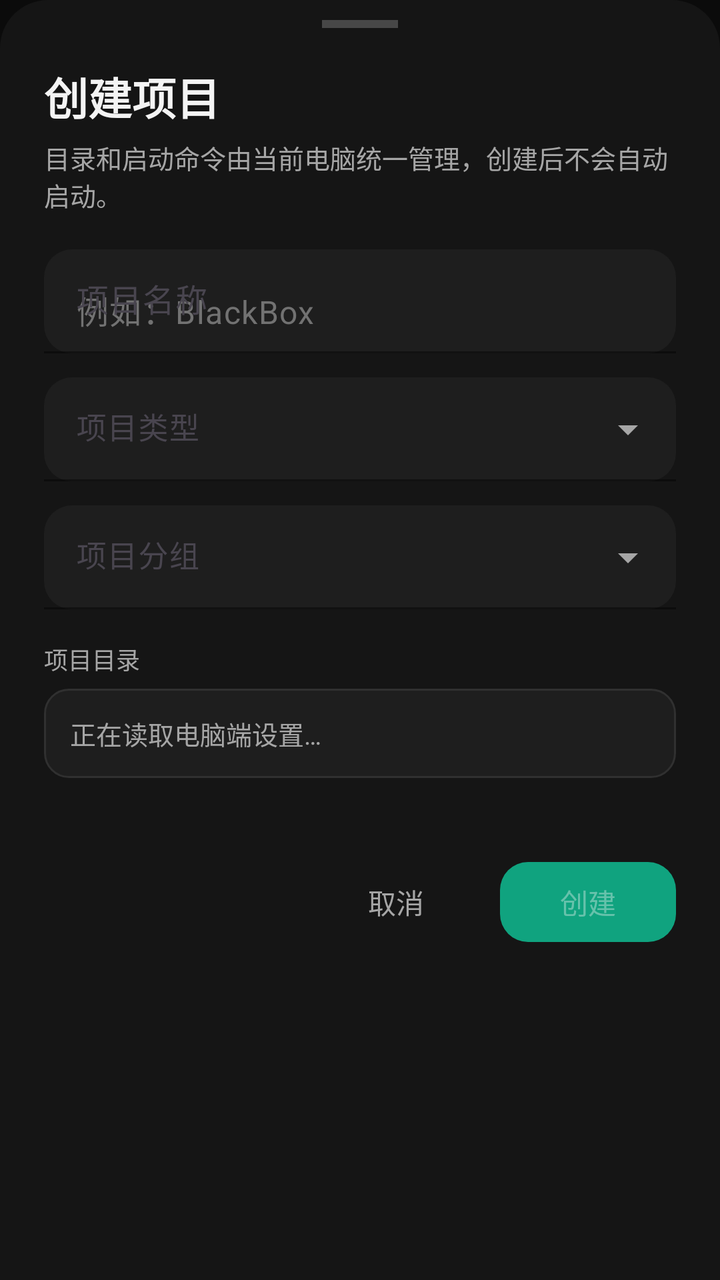
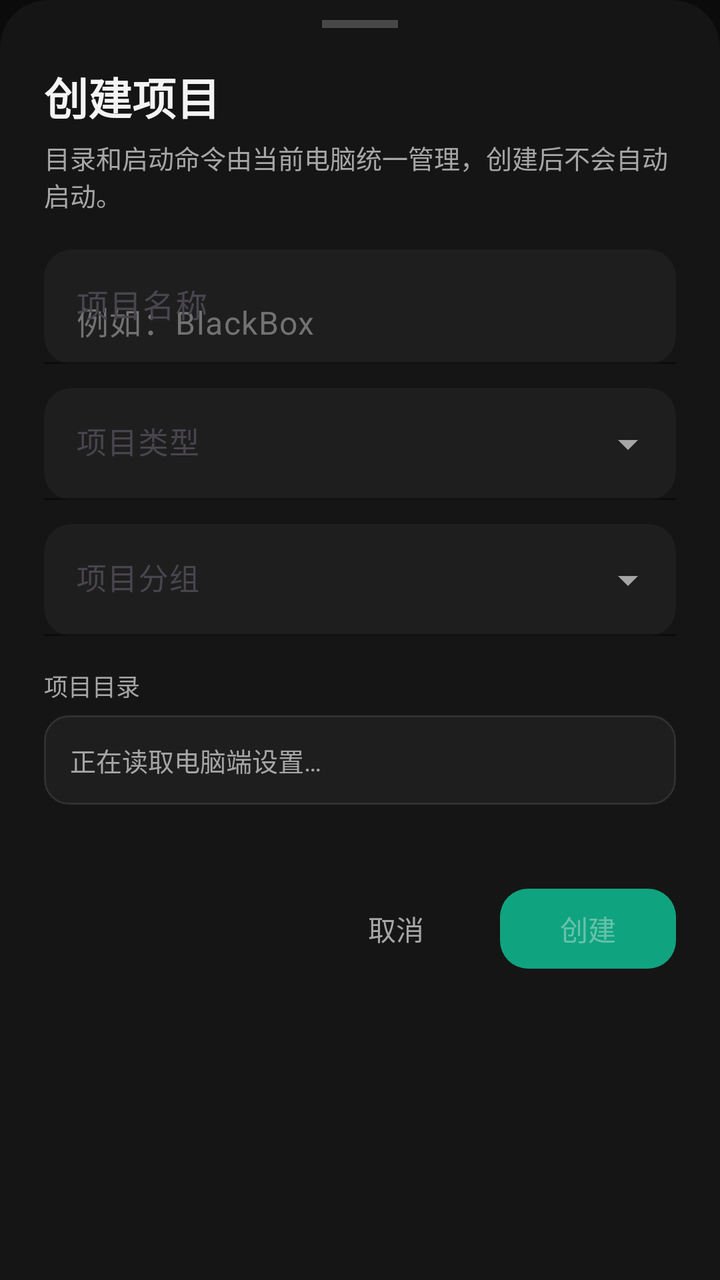

Compare the two renders of this Android layout. The source of the first and the diff that turns it into the second are given below.
<!-- AndroidManifest.xml: application theme Theme.Aicli -->
<!-- res/layout/dialog_create_project.xml -->
<?xml version="1.0" encoding="utf-8"?>
<androidx.core.widget.NestedScrollView xmlns:android="http://schemas.android.com/apk/res/android"
    xmlns:app="http://schemas.android.com/apk/res-auto"
    android:layout_width="match_parent"
    android:layout_height="wrap_content"
    android:background="@drawable/bg_create_project_sheet"
    android:fillViewport="true">

<LinearLayout
    android:layout_width="match_parent"
    android:layout_height="wrap_content"
    android:orientation="vertical"
    android:paddingStart="22dp"
    android:paddingTop="10dp"
    android:paddingEnd="22dp"
    android:paddingBottom="20dp">

    <View
        android:layout_width="38dp"
        android:layout_height="4dp"
        android:layout_gravity="center_horizontal"
        android:layout_marginBottom="18dp"
        android:background="@color/aicli_outline_strong" />

    <TextView
        android:layout_width="match_parent"
        android:layout_height="wrap_content"
        android:text="创建项目"
        android:textColor="@color/aicli_text"
        android:textSize="22sp"
        android:textStyle="bold" />

    <TextView
        android:layout_width="match_parent"
        android:layout_height="wrap_content"
        android:layout_marginTop="5dp"
        android:layout_marginBottom="18dp"
        android:text="目录和启动命令由当前电脑统一管理，创建后不会自动启动。"
        android:textColor="@color/aicli_text_secondary"
        android:textSize="13sp" />

    <com.google.android.material.textfield.TextInputLayout
        android:id="@+id/projectNameLayout"
        style="@style/Widget.Material3.TextInputLayout.FilledBox"
        android:layout_width="match_parent"
        android:layout_height="wrap_content"
        android:hint="项目名称"
        app:boxBackgroundColor="@color/aicli_surface_high"
        app:boxCornerRadiusBottomEnd="14dp"
        app:boxCornerRadiusBottomStart="14dp"
        app:boxCornerRadiusTopEnd="14dp"
        app:boxCornerRadiusTopStart="14dp"
        app:boxStrokeColor="@color/aicli_primary"
        app:hintTextColor="@color/aicli_text_secondary">

        <com.google.android.material.textfield.TextInputEditText
            android:id="@+id/projectNameInput"
            android:layout_width="match_parent"
            android:layout_height="52dp"
            android:hint="例如：BlackBox"
            android:imeOptions="actionDone"
            android:inputType="textCapSentences"
            android:maxLength="80"
            android:maxLines="1"
            android:textColor="@color/aicli_text"
            android:textColorHint="@color/aicli_text_tertiary" />
    </com.google.android.material.textfield.TextInputLayout>

    <com.google.android.material.textfield.TextInputLayout
        android:id="@+id/projectTypeLayout"
        style="@style/Widget.Material3.TextInputLayout.FilledBox.ExposedDropdownMenu"
        android:layout_width="match_parent"
        android:layout_height="wrap_content"
        android:layout_marginTop="12dp"
        android:hint="项目类型"
        app:boxBackgroundColor="@color/aicli_surface_high"
        app:boxCornerRadiusBottomEnd="14dp"
        app:boxCornerRadiusBottomStart="14dp"
        app:boxCornerRadiusTopEnd="14dp"
        app:boxCornerRadiusTopStart="14dp"
        app:boxStrokeColor="@color/aicli_primary"
        app:endIconTint="@color/aicli_text_secondary"
        app:hintTextColor="@color/aicli_text_secondary">

        <com.google.android.material.textfield.MaterialAutoCompleteTextView
            android:id="@+id/projectTypeSelector"
            android:layout_width="match_parent"
            android:layout_height="52dp"
            android:inputType="none"
            android:maxLines="1"
            android:textColor="@color/aicli_text"
            android:textSize="15sp" />
    </com.google.android.material.textfield.TextInputLayout>

    <com.google.android.material.textfield.TextInputLayout
        android:id="@+id/projectGroupLayout"
        style="@style/Widget.Material3.TextInputLayout.FilledBox.ExposedDropdownMenu"
        android:layout_width="match_parent"
        android:layout_height="wrap_content"
        android:layout_marginTop="12dp"
        android:hint="项目分组"
        app:boxBackgroundColor="@color/aicli_surface_high"
        app:boxCornerRadiusBottomEnd="14dp"
        app:boxCornerRadiusBottomStart="14dp"
        app:boxCornerRadiusTopEnd="14dp"
        app:boxCornerRadiusTopStart="14dp"
        app:boxStrokeColor="@color/aicli_primary"
        app:endIconTint="@color/aicli_text_secondary"
        app:hintTextColor="@color/aicli_text_secondary">

        <com.google.android.material.textfield.MaterialAutoCompleteTextView
            android:id="@+id/projectGroupSelector"
            android:layout_width="match_parent"
            android:layout_height="52dp"
            android:inputType="none"
            android:maxLines="1"
            android:textColor="@color/aicli_text"
            android:textSize="15sp" />
    </com.google.android.material.textfield.TextInputLayout>

    <TextView
        android:layout_width="match_parent"
        android:layout_height="wrap_content"
        android:layout_marginTop="16dp"
        android:text="项目目录"
        android:textColor="@color/aicli_text_secondary"
        android:textSize="12sp" />

    <TextView
        android:id="@+id/projectPathPreview"
        android:layout_width="match_parent"
        android:layout_height="wrap_content"
        android:layout_marginTop="6dp"
        android:background="@drawable/bg_project_path_preview"
        android:ellipsize="middle"
        android:maxLines="2"
        android:padding="13dp"
        android:text="正在读取电脑端设置…"
        android:textColor="@color/aicli_text_secondary"
        android:textIsSelectable="true"
        android:textSize="13sp" />

    <TextView
        android:id="@+id/projectCreationStatus"
        android:layout_width="match_parent"
        android:layout_height="wrap_content"
        android:layout_marginTop="8dp"
        android:minHeight="20dp"
        android:textColor="@color/aicli_connection_failed"
        android:textSize="12sp" />

    <LinearLayout
        android:layout_width="match_parent"
        android:layout_height="wrap_content"
        android:layout_marginTop="10dp"
        android:gravity="end"
        android:orientation="horizontal">

        <com.google.android.material.button.MaterialButton
            android:id="@+id/cancelCreateProjectButton"
            style="@style/Widget.Material3.Button.TextButton"
            android:layout_width="wrap_content"
            android:layout_height="48dp"
            android:text="取消"
            android:textColor="@color/aicli_text_secondary" />

        <com.google.android.material.button.MaterialButton
            android:id="@+id/confirmCreateProjectButton"
            android:layout_width="wrap_content"
            android:layout_height="48dp"
            android:layout_marginStart="8dp"
            android:enabled="false"
            android:text="创建"
            app:backgroundTint="@color/aicli_primary"
            app:cornerRadius="14dp" />
    </LinearLayout>
</LinearLayout>
</androidx.core.widget.NestedScrollView>
<!-- resources referenced by this layout -->
<resources>
  <color name="aicli_connection_failed">#E66773</color>
  <color name="aicli_outline_strong">#474747</color>
  <color name="aicli_primary">#10A37F</color>
  <color name="aicli_surface_high">#1E1E1E</color>
  <color name="aicli_text">#F4F4F4</color>
  <color name="aicli_text_secondary">#A6A6A6</color>
  <color name="aicli_text_tertiary">#727272</color>
  <!-- drawable bg_create_project_sheet (drawable) -->
  <?xml version="1.0" encoding="utf-8"?>
  <shape xmlns:android="http://schemas.android.com/apk/res/android"
      android:shape="rectangle">
      <solid android:color="@color/aicli_surface" />
      <corners
          android:topLeftRadius="24dp"
          android:topRightRadius="24dp" />
  </shape>
  <!-- drawable bg_project_path_preview (drawable) -->
  <?xml version="1.0" encoding="utf-8"?>
  <shape xmlns:android="http://schemas.android.com/apk/res/android"
      android:shape="rectangle">
      <solid android:color="@color/aicli_surface_high" />
      <stroke
          android:width="1dp"
          android:color="@color/aicli_outline" />
      <corners android:radius="12dp" />
  </shape>
  <style name="Theme.Aicli" parent="Theme.Material3.DayNight.NoActionBar">
          <item name="android:fontFamily">sans-serif</item>
          <item name="colorPrimary">@color/aicli_primary</item>
          <item name="colorOnPrimary">@color/aicli_text</item>
          <item name="colorSurface">@color/aicli_surface</item>
          <item name="colorOnSurface">@color/aicli_text</item>
          <item name="colorOutline">@color/aicli_outline</item>
          <item name="android:colorAccent">@color/aicli_primary</item>
          <item name="android:windowBackground">@color/aicli_background</item>
          <item name="android:statusBarColor">@color/aicli_background</item>
          <item name="android:navigationBarColor">@color/aicli_background</item>
          <item name="android:windowLightStatusBar">false</item>
          <item name="android:windowLightNavigationBar">false</item>
          <item name="android:windowActionModeOverlay">true</item>
      </style>
  <color name="aicli_surface">#151515</color>
  <color name="aicli_outline">#303030</color>
  <color name="aicli_background">#0B0B0B</color>
</resources>

<!-- the commit's change to res/layout/dialog_create_project.xml (unified diff, before → after) -->
@@ -56,12 +56,15 @@
         <com.google.android.material.textfield.TextInputEditText
             android:id="@+id/projectNameInput"
             android:layout_width="match_parent"
-            android:layout_height="52dp"
+            android:layout_height="wrap_content"
+            android:gravity="center_vertical"
             android:hint="例如：BlackBox"
             android:imeOptions="actionDone"
             android:inputType="textCapSentences"
             android:maxLength="80"
             android:maxLines="1"
+            android:minHeight="56dp"
+            android:singleLine="true"
             android:textColor="@color/aicli_text"
             android:textColorHint="@color/aicli_text_tertiary" />
     </com.google.android.material.textfield.TextInputLayout>
@@ -85,9 +88,12 @@
         <com.google.android.material.textfield.MaterialAutoCompleteTextView
             android:id="@+id/projectTypeSelector"
             android:layout_width="match_parent"
-            android:layout_height="52dp"
+            android:layout_height="wrap_content"
+            android:gravity="center_vertical"
             android:inputType="none"
             android:maxLines="1"
+            android:minHeight="56dp"
+            android:singleLine="true"
             android:textColor="@color/aicli_text"
             android:textSize="15sp" />
     </com.google.android.material.textfield.TextInputLayout>
@@ -111,9 +117,12 @@
         <com.google.android.material.textfield.MaterialAutoCompleteTextView
             android:id="@+id/projectGroupSelector"
             android:layout_width="match_parent"
-            android:layout_height="52dp"
+            android:layout_height="wrap_content"
+            android:gravity="center_vertical"
             android:inputType="none"
             android:maxLines="1"
+            android:minHeight="56dp"
+            android:singleLine="true"
             android:textColor="@color/aicli_text"
             android:textSize="15sp" />
     </com.google.android.material.textfield.TextInputLayout>
